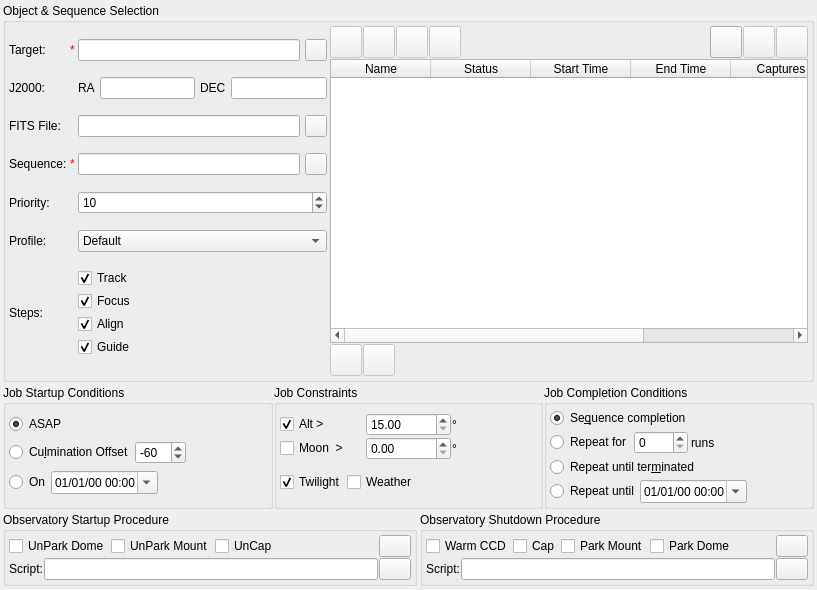
Before: the Qt Designer form kstars/ekos/scheduler/scheduler.ui in TallFurryMan/kstars, drawn with Qt 5.
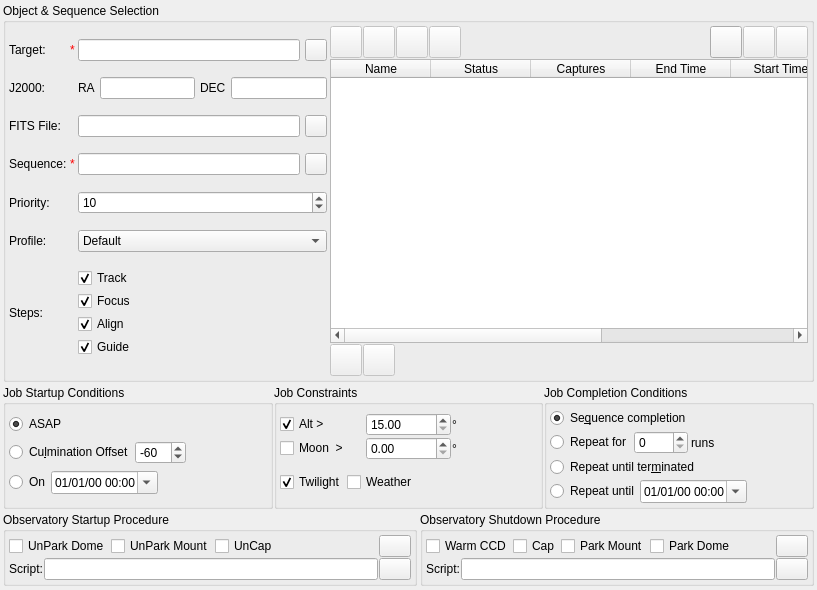
After: the same form once the commit is applied. Custom widgets are drawn as their Qt base class.

Commit message:
Enum-defined jobs columns and positions
Used an enum to position jobs columns in the UI. While this eases
repositioning in code, .ui still needs to be updated because column
headers are not populated dynamically (yet).

Also removed a useless cell reset in SchedulerJob (will be reworked
later on).

Diff of the .ui file:
```diff
--- a/kstars/ekos/scheduler/scheduler.ui
+++ b/kstars/ekos/scheduler/scheduler.ui
@@ -612,21 +612,26 @@
             </font>
            </property>
           </column>
-          <column>
-           <property name="text">
-            <string>Start Time</string>
-           </property>
-          </column>
-          <column>
-           <property name="text">
-            <string>End Time</string>
-           </property>
-          </column>
           <column>
            <property name="text">
             <string>Captures</string>
            </property>
           </column>
+          <column>
+           <property name="text">
+            <string>End Time</string>
+           </property>
+          </column>
+          <column>
+           <property name="text">
+            <string>Start Time</string>
+           </property>
+          </column>
+          <column>
+           <property name="text">
+            <string>End Time</string>
+           </property>
+          </column>
           <column>
            <property name="text">
             <string>Est. Duration</string>
```
The commit also changes 2 other files.
